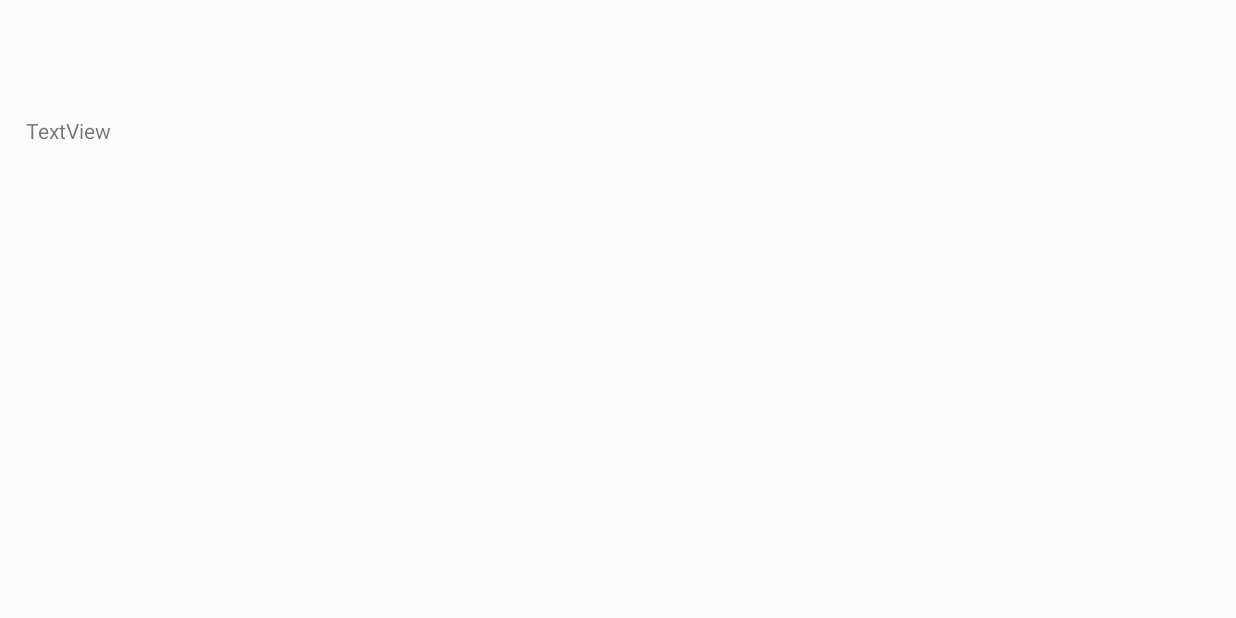
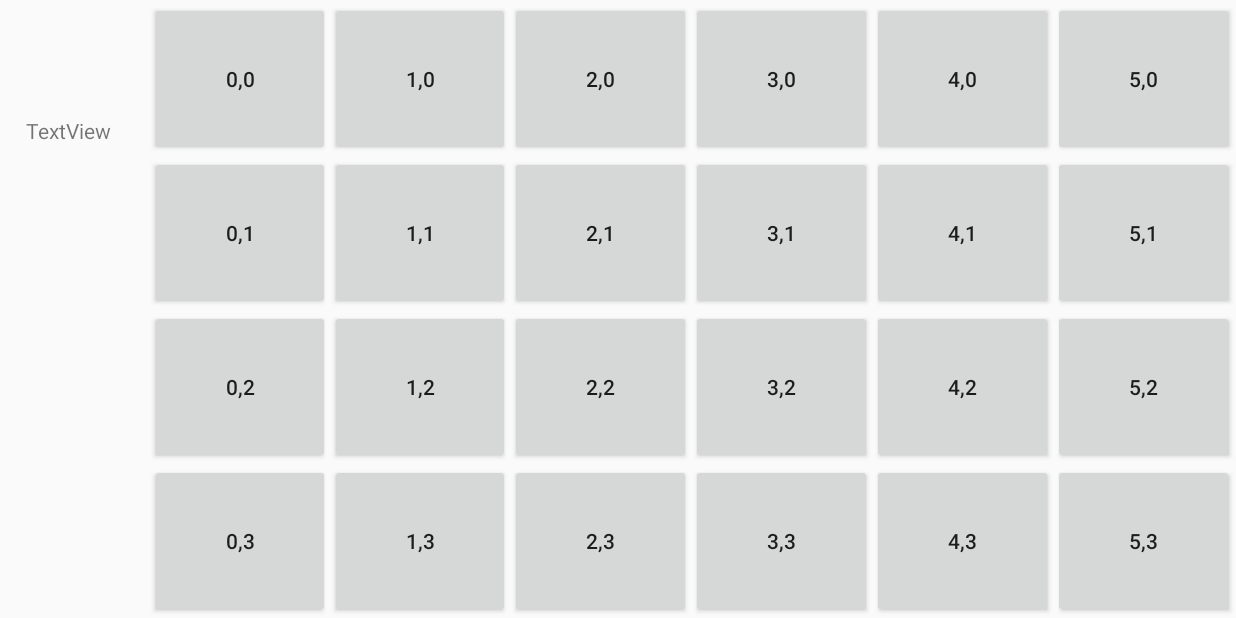
Before and after one commit to jevidin/GemMine, an Android app: the GameActivity screen opened directly, with no data from a screen before it, on a phone screen of 824 x 412 dp (held sideways). Before the commit the screen is almost empty. Run offline under Robolectric (Android 15) with nearby library versions, the phone set to English and light mode, and no system bars.

Commit message:
[tamseant] added table for buttons, and populated the table

```diff
--- a/app/src/main/java/com/example/assignment3/GameActivity.java
+++ b/app/src/main/java/com/example/assignment3/GameActivity.java
@@ -4,14 +4,22 @@ import androidx.appcompat.app.AppCompatActivity;
 
 import android.content.Context;
 import android.content.Intent;
+import android.content.res.Resources;
+import android.graphics.Bitmap;
+import android.graphics.BitmapFactory;
+import android.graphics.drawable.BitmapDrawable;
 import android.os.Bundle;
+import android.view.View;
 import android.widget.Button;
 import android.widget.TableLayout;
+import android.widget.TableRow;
 import android.widget.TextView;
 
 public class GameActivity extends AppCompatActivity {
 
-    int rows = 1;
+    private static final int NUM_ROWS = 4;
+    private static final int NUM_COLS = 6;
+    Button buttons[][] = new Button[NUM_ROWS][NUM_COLS];
     String game_dimension;
 
 
@@ -26,10 +34,66 @@ public class GameActivity extends AppCompatActivity {
 
     private void populateButtons() {
         TableLayout table = findViewById(R.id.table_for_buttons);
-
+        for(int row = 0; row < NUM_ROWS; row++){
+            TableRow tableRow = new TableRow(this);
+            tableRow.setLayoutParams(new TableLayout.LayoutParams(
+                    TableLayout.LayoutParams.MATCH_PARENT,
+                    TableLayout.LayoutParams.MATCH_PARENT,
+                    1.0f
+            ));
+            table.addView(tableRow);
+            for(int col = 0; col < NUM_COLS; col++){
+                final int FINAL_COL = col;
+                final int FINAL_ROW = row;
+                Button btn = new Button(this);
+                btn.setLayoutParams(new TableRow.LayoutParams(
+                        TableRow.LayoutParams.MATCH_PARENT,
+                        TableRow.LayoutParams.MATCH_PARENT,
+                        1.0f
+                ));
+                btn.setText("" + col + "," + row);
+                btn.setPadding(0, 0, 0, 0);
+                btn.setOnClickListener(new View.OnClickListener() {
+                    @Override
+                    public void onClick(View v) {
+                        gridButtonClicked(FINAL_COL, FINAL_ROW);
+                    }
+                });
+                tableRow.addView(btn);
+                buttons[row][col] = btn;
+            }
+        }
 
     }
 
+    private void gridButtonClicked(int col, int row) {
+        Button btn = buttons[row][col];
+        //lock button sizes:
+        lockButtonSizes();
+        int newWidth = btn.getWidth();
+        int newHeight = btn.getHeight();
+        Bitmap originalBitmap = BitmapFactory.decodeResource(getResources(), R.drawable.jackolantern1);
+        Bitmap scaledBitmap = Bitmap.createScaledBitmap(originalBitmap, newWidth, newHeight, true);
+        Resources resource = getResources();
+        btn.setBackground(new BitmapDrawable(resource, scaledBitmap));
+
+        btn.setText("" + col);
+    }
+
+    private void lockButtonSizes() {
+        for (int row = 0; row < NUM_ROWS; row++){
+            for(int col = 0; col < NUM_COLS; col++){
+                Button btn = buttons[row][col];
+                int width = btn.getWidth();
+                btn.setMinWidth(width);
+                btn.setMaxWidth(width);
+
+                int height = btn.getHeight();
+                btn.setMinHeight(height);
+                btn.setMaxHeight(height);
+            }
+        }
+    }
 
 
     public static Intent makeIntent(Context context){
--- a/app/src/main/res/layout/activity_game.xml
+++ b/app/src/main/res/layout/activity_game.xml
@@ -15,24 +15,7 @@
         android:layout_marginEnd="1dp"
         app:layout_constraintEnd_toEndOf="parent"
         app:layout_constraintStart_toStartOf="parent"
-        app:layout_constraintTop_toTopOf="parent">
-
-        <TableRow
-            android:layout_width="match_parent"
-            android:layout_height="match_parent" />
-
-        <TableRow
-            android:layout_width="match_parent"
-            android:layout_height="match_parent" />
-
-        <TableRow
-            android:layout_width="match_parent"
-            android:layout_height="match_parent" />
-
-        <TableRow
-            android:layout_width="match_parent"
-            android:layout_height="match_parent" />
-    </TableLayout>
+        app:layout_constraintTop_toTopOf="parent"/>
 
     <TextView
         android:id="@+id/autism"
```
